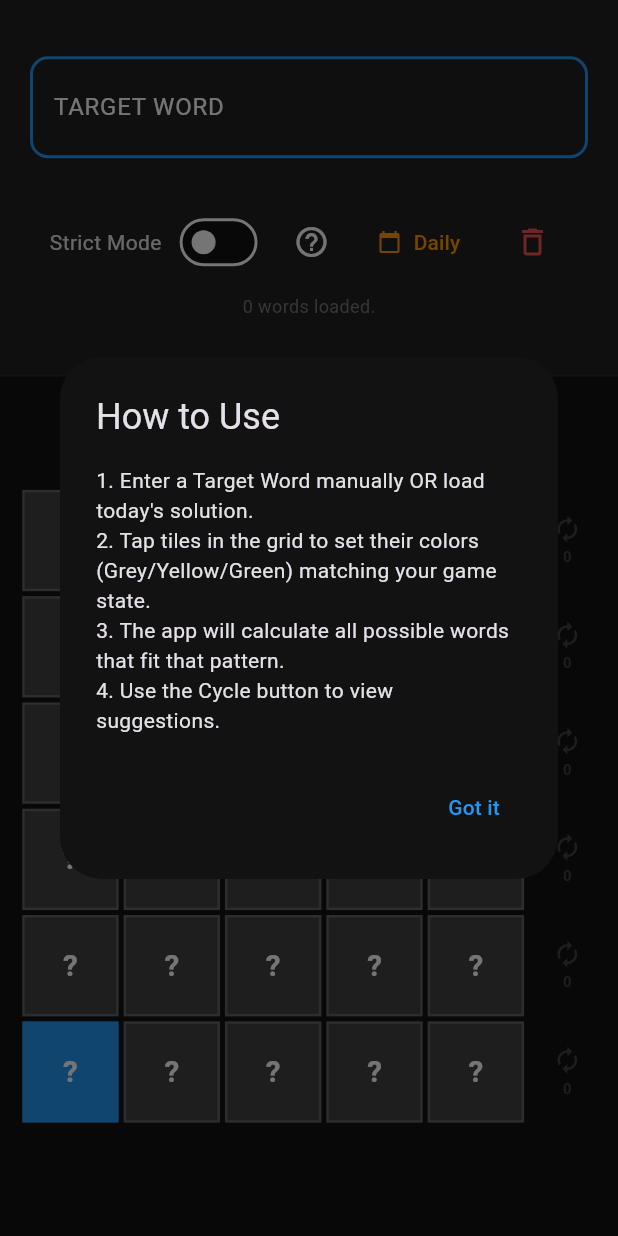
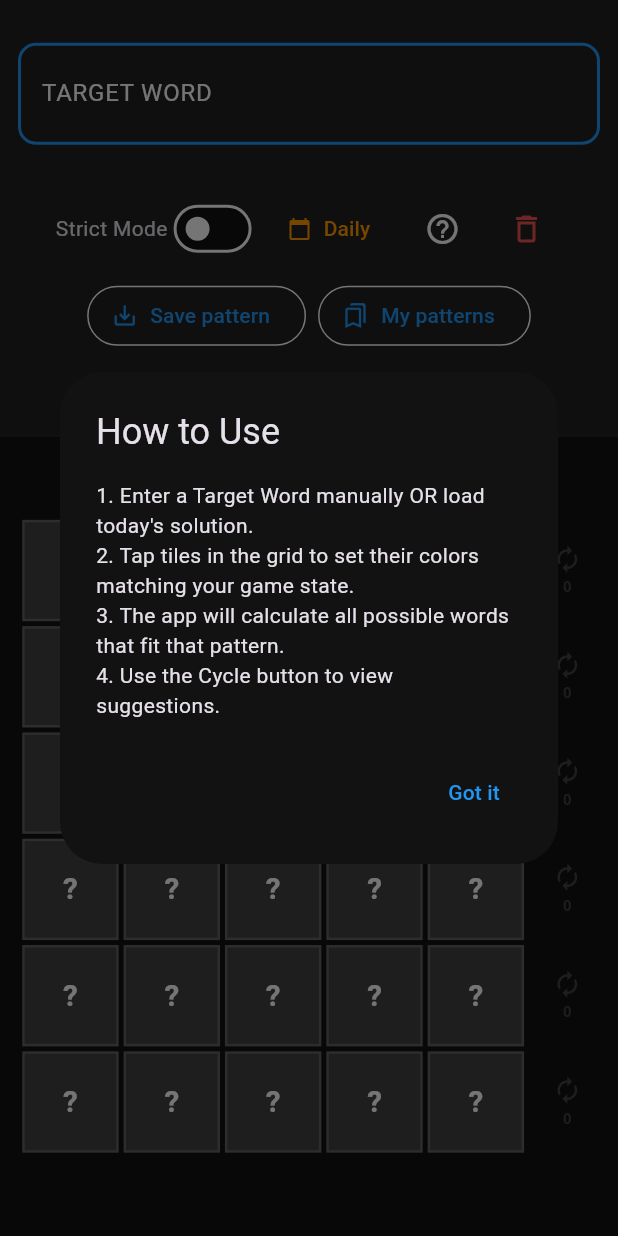
Before and after one commit to Jaskejaske1/wordle-pattern-solver, a Flutter app: the screen it shows after launch, after a tap on the "help outline" icon, on a phone screen of 412 x 824 dp. Run offline on Flutter 3.47's test engine with Material 3 defaults, Android fonts, the phone set to English and light mode, and no system bars; our stand-ins replace shared_preferences; network calls fail.

Commit message:
feat: Initialize Wordle pattern solver Flutter project with state management, data persistence, and golden testing setup.

```diff
--- a/wordle_pattern_solver/lib/main.dart
+++ b/wordle_pattern_solver/lib/main.dart
@@ -59,8 +59,9 @@ class HomePage extends StatelessWidget {
               children: [
                 const SafeArea(
                   bottom: false,
-                  child: SizedBox(height: 250, child: ControlPanel()),
+                  child: SizedBox(height: 290, child: ControlPanel()),
                 ),
+
                 const Divider(height: 1, color: Colors.white10),
                 Expanded(child: _buildGrid()),
               ],
--- /dev/null
+++ b/wordle_pattern_solver/lib/models/saved_pattern.dart
@@ -0,0 +1,44 @@
+import 'dart:convert';
+
+class SavedPattern {
+  final String id;
+  final String name;
+  final String targetWord;
+  final List<List<int>> rowStates;
+  final DateTime timestamp;
+
+  SavedPattern({
+    required this.id,
+    required this.name,
+    required this.targetWord,
+    required this.rowStates,
+    required this.timestamp,
+  });
+
+  Map<String, dynamic> toMap() {
+    return {
+      'id': id,
+      'name': name,
+      'targetWord': targetWord,
+      'rowStates': rowStates,
+      'timestamp': timestamp.toIso8601String(),
+    };
+  }
+
+  factory SavedPattern.fromMap(Map<String, dynamic> map) {
+    return SavedPattern(
+      id: map['id'],
+      name: map['name'],
+      targetWord: map['targetWord'],
+      rowStates: List<List<int>>.from(
+        (map['rowStates'] as List).map((x) => List<int>.from(x)),
+      ),
+      timestamp: DateTime.parse(map['timestamp']),
+    );
+  }
+
+  String toJson() => json.encode(toMap());
+
+  factory SavedPattern.fromJson(String source) =>
+      SavedPattern.fromMap(json.decode(source));
+}
--- a/wordle_pattern_solver/lib/providers/app_state.dart
+++ b/wordle_pattern_solver/lib/providers/app_state.dart
@@ -1,5 +1,7 @@
 import 'package:flutter/foundation.dart';
 import '../logic/solve_logic.dart';
+import 'package:shared_preferences/shared_preferences.dart';
+import '../models/saved_pattern.dart';
 
 class WordleRowState {
   List<int> states = List.filled(5, 0); // 0: Grey, 1: Yellow, 2: Green
@@ -18,6 +20,7 @@ class AppState extends ChangeNotifier {
   String targetWord = "LOADING...";
   bool isStrictMode = false;
   List<WordleRowState> rows = List.generate(6, (_) => WordleRowState());
+  List<SavedPattern> savedPatterns = [];
 
   String statusText = "Starting...";
 
@@ -32,6 +35,7 @@ class AppState extends ChangeNotifier {
     // wordList = await getWordList();
     // Optimization: Load words but don't set target yet
     wordList = await getWordList();
+    await _loadSavedPatterns(); // Load patterns from disk
     targetWord = "";
 
     statusText = "${wordList.length} words loaded.";
@@ -194,4 +198,67 @@ class AppState extends ChangeNotifier {
     }
     return true;
   }
+
+  // --- Persistence ---
+
+  Future<void> _loadSavedPatterns() async {
+    final prefs = await SharedPreferences.getInstance();
+    final List<String>? stored = prefs.getStringList('saved_patterns');
+    if (stored != null) {
+      savedPatterns = stored.map((s) => SavedPattern.fromJson(s)).toList();
+      // Sort by newest first
+      savedPatterns.sort((a, b) => b.timestamp.compareTo(a.timestamp));
+      notifyListeners();
+    }
+  }
+
+  Future<void> saveCurrentPattern(String name) async {
+    final pattern = SavedPattern(
+      id: DateTime.now().millisecondsSinceEpoch.toString(),
+      name: name,
+      targetWord: targetWord,
+      rowStates: rows.map((r) => List<int>.from(r.states)).toList(),
+      timestamp: DateTime.now(),
+    );
+
+    savedPatterns.insert(0, pattern);
+    notifyListeners();
+    await _persistPatterns();
+  }
+
+  Future<void> deletePattern(String id) async {
+    savedPatterns.removeWhere((p) => p.id == id);
+    notifyListeners();
+    await _persistPatterns();
+  }
+
+  void loadPattern(SavedPattern pattern) {
+    targetWord = pattern.targetWord;
+    _controllerText = pattern
+        .targetWord; // We need to sync this to UI controller if possible, or just set it
+    validateTarget();
+
+    // Restore rows
+    for (int i = 0; i < 6; i++) {
+      if (i < pattern.rowStates.length) {
+        rows[i].states = List.from(pattern.rowStates[i]);
+      } else {
+        rows[i].reset();
+      }
+    }
+    solveAllRows();
+    notifyListeners();
+  }
+
+  // Hack to sync textfield?
+  // Ideally, control panel listens to this or we use a controller stored in state (not recommended).
+  // We will let the ControlPanel update itself by checking state.
+  String _controllerText = "";
+  String get controllerText => _controllerText;
+
+  Future<void> _persistPatterns() async {
+    final prefs = await SharedPreferences.getInstance();
+    final List<String> encoded = savedPatterns.map((p) => p.toJson()).toList();
+    await prefs.setStringList('saved_patterns', encoded);
+  }
 }
--- a/wordle_pattern_solver/lib/widgets/control_panel.dart
+++ b/wordle_pattern_solver/lib/widgets/control_panel.dart
@@ -29,22 +29,30 @@ class _ControlPanelState extends State<ControlPanel> {
     final appState = context.watch<AppState>();
 
     // Sync controller only if external change (like initial load)
-    if (_controller.text.toUpperCase() != appState.targetWord &&
-        appState.targetWord != "LOADING...") {
-      // Avoid resetting while user is typing effectively by checking focus or just simple diff?
-      // For now, only if empty allows initial load.
-      // Or if length differs (likely external reset).
-      // Better logic: if the user isn't currently editing?
-      // Simple heuristic: if state differs and controller is empty, fill it.
-      // If state is significantly different (e.g. from "loading" to "word"), fill it.
-      if (_controller.text.isEmpty) {
-        _controller.text = appState.targetWord;
+    if (_controller.text.toUpperCase() != appState.targetWord) {
+      // Check if we are loading (length differs or currently empty)
+      // Or explicit "LOADING..." state
+      if (appState.targetWord != "LOADING...") {
+        // Force update controller to match state (e.g. after Load Pattern)
+        // To avoid cursor jumping we might want to check focus,
+        // but for this app it's acceptable as load is an explicit action.
+        final val = appState.targetWord;
+        _controller.value = _controller.value.copyWith(
+          text: val,
+          selection: TextSelection.collapsed(offset: val.length),
+          composing: TextRange.empty,
+        );
       }
     }
 
+    final isMobile = MediaQuery.of(context).size.width < 700;
+
     return Container(
       color: Colors.grey[900],
-      padding: const EdgeInsets.all(20),
+      padding: isMobile
+          ? const EdgeInsets.symmetric(horizontal: 12, vertical: 4)
+          : const EdgeInsets.all(20),
+
       alignment: Alignment.center,
       child: SingleChildScrollView(
         child: Column(
@@ -100,8 +108,11 @@ class _ControlPanelState extends State<ControlPanel> {
             Wrap(
               alignment: WrapAlignment.center,
               crossAxisAlignment: WrapCrossAlignment.center,
-              spacing: 8,
+              spacing: isMobile ? 8 : 12,
               runSpacing: 4,
+              children: [
+                Row(
+                  mainAxisSize: MainAxisSize.min,
                   children: [
                     const Text("Strict Mode"),
                     Switch(
@@ -109,29 +120,7 @@ class _ControlPanelState extends State<ControlPanel> {
                       activeThumbColor: Colors.green,
                       onChanged: (val) => appState.toggleStrictMode(val),
                     ),
-                IconButton(
-                  icon: const Icon(Icons.help_outline),
-                  tooltip: "How to use",
-                  onPressed: () {
-                    showDialog(
-                      context: context,
-                      builder: (context) => AlertDialog(
-                        title: const Text("How to Use"),
-                        content: const Text(
-                          "1. Enter a Target Word manually OR load today's solution.\n"
-                          "2. Tap tiles in the grid to set their colors (Grey/Yellow/Green) matching your game state.\n"
-                          "3. The app will calculate all possible words that fit that pattern.\n"
-                          "4. Use the Cycle button to view suggestions.",
-                        ),
-                        actions: [
-                          TextButton(
-                            onPressed: () => Navigator.pop(context),
-                            child: const Text("Got it"),
-                          ),
                   ],
-                      ),
-                    );
-                  },
                 ),
                 TextButton.icon(
                   onPressed: () {
@@ -170,6 +159,30 @@ class _ControlPanelState extends State<ControlPanel> {
                   style: TextButton.styleFrom(foregroundColor: Colors.orange),
                 ),
                 IconButton(
+                  icon: const Icon(Icons.help_outline),
+                  tooltip: "How to use",
+                  onPressed: () {
+                    showDialog(
+                      context: context,
+                      builder: (context) => AlertDialog(
+                        title: const Text("How to Use"),
+                        content: const Text(
+                          "1. Enter a Target Word manually OR load today's solution.\n"
+                          "2. Tap tiles in the grid to set their colors matching your game state.\n"
+                          "3. The app will calculate all possible words that fit that pattern.\n"
+                          "4. Use the Cycle button to view suggestions.",
+                        ),
+                        actions: [
+                          TextButton(
+                            onPressed: () => Navigator.pop(context),
+                            child: const Text("Got it"),
+                          ),
+                        ],
+                      ),
+                    );
+                  },
+                ),
+                IconButton(
                   icon: const Icon(Icons.delete_outline),
                   color: Colors.red[400],
                   tooltip: "Reset Grid",
@@ -180,6 +193,26 @@ class _ControlPanelState extends State<ControlPanel> {
               ],
             ),
             const SizedBox(height: 10),
+            Wrap(
+              alignment: WrapAlignment.center,
+              crossAxisAlignment: WrapCrossAlignment.center,
+              spacing: isMobile ? 8 : 20,
+              runSpacing: 4,
+              children: [
+                OutlinedButton.icon(
+                  onPressed: () => _showSaveDialog(context, appState),
+                  icon: const Icon(Icons.save_alt, size: 18),
+                  label: const Text("Save pattern"),
+                ),
+                OutlinedButton.icon(
+                  onPressed: () => _showSavedPatterns(context, appState),
+                  icon: const Icon(Icons.bookmarks_outlined, size: 18),
+                  label: const Text("My patterns"),
+                ),
+              ],
+            ),
+
+            const SizedBox(height: 10),
             Text(
               appState.statusText,
               style: TextStyle(color: Colors.grey[600], fontSize: 12),
@@ -189,4 +222,105 @@ class _ControlPanelState extends State<ControlPanel> {
       ),
     );
   }
+
+  void _showSaveDialog(BuildContext context, AppState appState) {
+    final nameController = TextEditingController();
+    showDialog(
+      context: context,
+      builder: (context) => AlertDialog(
+        title: const Text("Save Pattern"),
+        content: TextField(
+          controller: nameController,
+          decoration: const InputDecoration(hintText: "Pattern Name"),
+          autofocus: true,
+        ),
+        actions: [
+          TextButton(
+            onPressed: () => Navigator.pop(context),
+            child: const Text("Cancel"),
+          ),
+          TextButton(
+            onPressed: () {
+              if (nameController.text.isNotEmpty) {
+                appState.saveCurrentPattern(nameController.text);
+                Navigator.pop(context);
+                ScaffoldMessenger.of(
+                  context,
+                ).showSnackBar(const SnackBar(content: Text("Pattern saved!")));
               }
+            },
+            child: const Text("Save"),
+          ),
+        ],
+      ),
+    );
+  }
+
+  void _showSavedPatterns(BuildContext context, AppState appState) {
+    showModalBottomSheet(
+      context: context,
+      shape: const RoundedRectangleBorder(
+        borderRadius: BorderRadius.vertical(top: Radius.circular(16)),
+      ),
+      builder: (context) => Container(
+        padding: const EdgeInsets.all(16),
+        child: Column(
+          children: [
+            const Text(
+              "Saved Patterns",
+              style: TextStyle(fontSize: 20, fontWeight: FontWeight.bold),
+            ),
+            const SizedBox(height: 10),
+            Expanded(
+              child: Consumer<AppState>(
+                builder: (context, state, _) {
+                  if (state.savedPatterns.isEmpty) {
+                    return const Center(
+                      child: Text(
+                        "No saved patterns yet.",
+                        style: TextStyle(color: Colors.grey),
+                      ),
+                    );
+                  }
+                  return ListView.builder(
+                    itemCount: state.savedPatterns.length,
+                    itemBuilder: (context, index) {
+                      final pattern = state.savedPatterns[index];
+                      return Card(
+                        color: Colors.grey[850],
+                        margin: const EdgeInsets.symmetric(vertical: 4),
+                        child: ListTile(
+                          title: Text(
+                            pattern.name,
+                            style: const TextStyle(fontWeight: FontWeight.bold),
+                          ),
+                          subtitle: Text(
+                            "Target: ${pattern.targetWord} • ${pattern.timestamp.toString().substring(0, 10)}",
+                            style: TextStyle(color: Colors.grey[400]),
+                          ),
+                          trailing: IconButton(
+                            icon: const Icon(Icons.delete, color: Colors.red),
+                            onPressed: () => state.deletePattern(pattern.id),
+                          ),
+                          onTap: () {
+                            state.loadPattern(pattern);
+                            Navigator.pop(context);
+                            ScaffoldMessenger.of(context).showSnackBar(
+                              SnackBar(
+                                content: Text("Loaded '${pattern.name}'"),
+                              ),
+                            );
+                          },
+                        ),
+                      );
+                    },
+                  );
+                },
+              ),
+            ),
+          ],
+        ),
+      ),
+    );
+  }
+}
--- a/wordle_pattern_solver/pubspec.yaml
+++ b/wordle_pattern_solver/pubspec.yaml
@@ -36,6 +36,7 @@ dependencies:
   cupertino_icons: ^1.0.8
   http: ^1.6.0
   provider: ^6.1.5+1
+  shared_preferences: ^2.5.4
 
 dev_dependencies:
   flutter_test:
```
Also changed, not shown: wordle_pattern_solver/pubspec.lock, 7 other files. Lines whose indentation alone changed are shown as unchanged.
